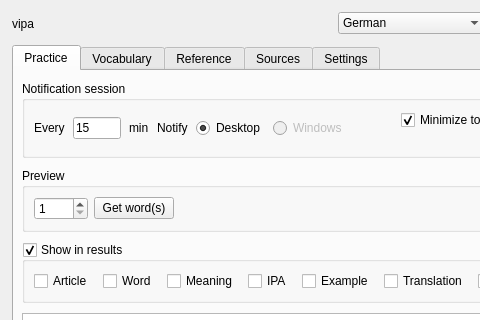
Old version of the form ui/main_window.ui in the repository denizisik1/silent-vocabulary; both pictures show x 0 to 480 and y 0 to 320 of the 720 by 560 pixel window.
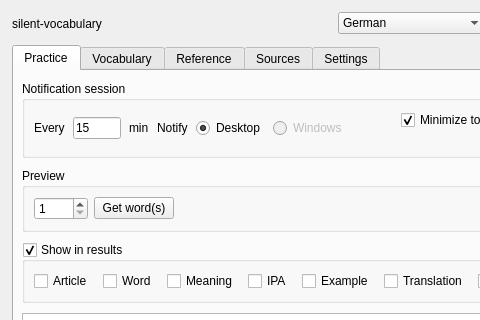
New version of the form.

The edit to the form file:
```diff
--- a/ui/main_window.ui
+++ b/ui/main_window.ui
@@ -57,7 +57,7 @@
        <item>
         <widget class="QLabel" name="label_brand">
          <property name="text">
-          <string>vipa</string>
+          <string>silent-vocabulary</string>
          </property>
         </widget>
        </item>
```
Left out of the diff: 2 changed lines with no effect on the pictures.
